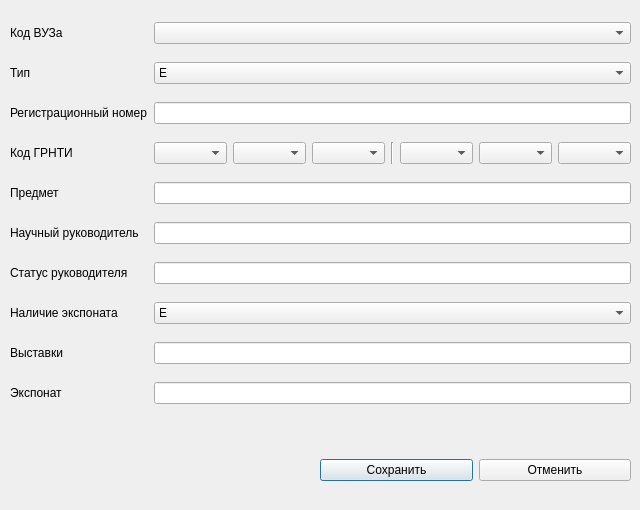
This is source/EditWindow.ui in KozlovIA/Qt-DataBase as Qt 5 draws it before an edit. The edited form follows.
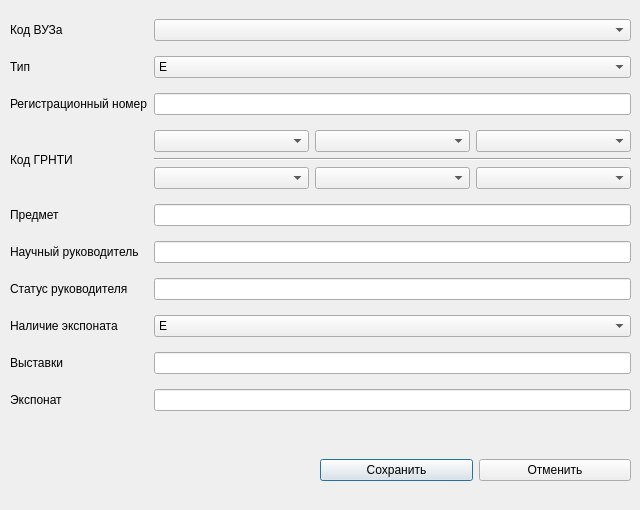
This is the edited form. Icons and pictures are not drawn.

Commit message: Getting started backend with the EditWindow

The edit to the form file:
```diff
--- a/source/EditWindow.ui
+++ b/source/EditWindow.ui
@@ -77,29 +77,29 @@
      <widget class="QLineEdit" name="lineEdit_2"/>
     </item>
     <item row="4" column="1">
-     <layout class="QGridLayout" name="gridLayout_2">
-      <item row="0" column="7">
-       <widget class="QComboBox" name="comboBox_8"/>
-      </item>
+     <layout class="QGridLayout" name="GRNTI_layout">
       <item row="0" column="1">
        <widget class="QComboBox" name="comboBox_4"/>
       </item>
-      <item row="0" column="6">
-       <widget class="QComboBox" name="comboBox_7"/>
+      <item row="0" column="2">
+       <widget class="QComboBox" name="GRNTI1_3_cb"/>
       </item>
-      <item row="0" column="5">
-       <widget class="QComboBox" name="comboBox_6"/>
+      <item row="2" column="0">
+       <widget class="QComboBox" name="GRNTI2_1_cb"/>
       </item>
-      <item row="0" column="3">
-       <widget class="QComboBox" name="comboBox_5"/>
+      <item row="2" column="2">
+       <widget class="QComboBox" name="GRNTI2_3_cb"/>
       </item>
       <item row="0" column="0">
        <widget class="QComboBox" name="comboBox_3"/>
       </item>
-      <item row="0" column="4">
-       <widget class="Line" name="line_2">
+      <item row="2" column="1">
+       <widget class="QComboBox" name="GRNTI2_2_cb"/>
+      </item>
+      <item row="1" column="0" colspan="3">
+       <widget class="Line" name="line">
         <property name="orientation">
-         <enum>Qt::Vertical</enum>
+         <enum>Qt::Horizontal</enum>
         </property>
        </widget>
       </item>
```
Left out of the diff: 34 changed lines with no effect on the pictures. The commit also changes 11 other files.
